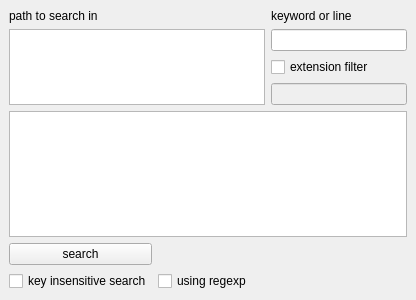
Before: the Qt Designer form search/mainwindow.ui in DavidSahakyan/search, drawn with Qt 5.
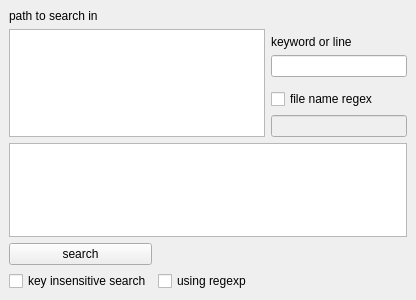
After: the same form once the commit is applied.

```diff
--- a/search/mainwindow.ui
+++ b/search/mainwindow.ui
@@ -15,6 +15,16 @@
   </property>
   <widget class="QWidget" name="centralwidget">
    <layout class="QGridLayout" name="gridLayout">
+    <item row="1" column="0" rowspan="6" colspan="2">
+     <widget class="QListView" name="listView"/>
+    </item>
+    <item row="5" column="2">
+     <widget class="QCheckBox" name="filter_checkbox">
+      <property name="text">
+       <string>file name regex</string>
+      </property>
+     </widget>
+    </item>
     <item row="0" column="0">
      <widget class="QLabel" name="label">
       <property name="text">
@@ -22,17 +32,38 @@
       </property>
      </widget>
     </item>
-    <item row="0" column="2">
-     <widget class="QLabel" name="label_2">
+    <item row="9" column="1">
+     <widget class="QCheckBox" name="regexp_checkbox">
       <property name="text">
-       <string>keyword or line</string>
+       <string>using regexp</string>
       </property>
      </widget>
     </item>
-    <item row="1" column="0" rowspan="3" colspan="2">
-     <widget class="QListView" name="listView"/>
+    <item row="7" column="0" colspan="3">
+     <widget class="QListWidget" name="result"/>
     </item>
-    <item row="1" column="2">
+    <item row="8" column="0">
+     <widget class="QPushButton" name="search">
+      <property name="text">
+       <string>search</string>
+      </property>
+     </widget>
+    </item>
+    <item row="6" column="2">
+     <widget class="QLineEdit" name="filter">
+      <property name="enabled">
+       <bool>false</bool>
+      </property>
+     </widget>
+    </item>
+    <item row="9" column="0">
+     <widget class="QCheckBox" name="checkbox">
+      <property name="text">
+       <string>key insensitive search</string>
+      </property>
+     </widget>
+    </item>
+    <item row="3" column="2">
      <widget class="QLineEdit" name="keyword">
       <property name="maximumSize">
        <size>
@@ -43,40 +74,9 @@
      </widget>
     </item>
     <item row="2" column="2">
-     <widget class="QCheckBox" name="filter_checkbox">
+     <widget class="QLabel" name="label_2">
       <property name="text">
-       <string>extension filter</string>
-      </property>
-     </widget>
-    </item>
-    <item row="3" column="2">
-     <widget class="QLineEdit" name="filter">
-      <property name="enabled">
-       <bool>false</bool>
-      </property>
-     </widget>
-    </item>
-    <item row="4" column="0" colspan="3">
-     <widget class="QListWidget" name="result"/>
-    </item>
-    <item row="5" column="0">
-     <widget class="QPushButton" name="search">
-      <property name="text">
-       <string>search</string>
-      </property>
-     </widget>
-    </item>
-    <item row="6" column="0">
-     <widget class="QCheckBox" name="checkbox">
-      <property name="text">
-       <string>key insensitive search</string>
-      </property>
-     </widget>
-    </item>
-    <item row="6" column="1">
-     <widget class="QCheckBox" name="regexp_checkbox">
-      <property name="text">
-       <string>using regexp</string>
+       <string>keyword or line</string>
       </property>
      </widget>
     </item>
```
